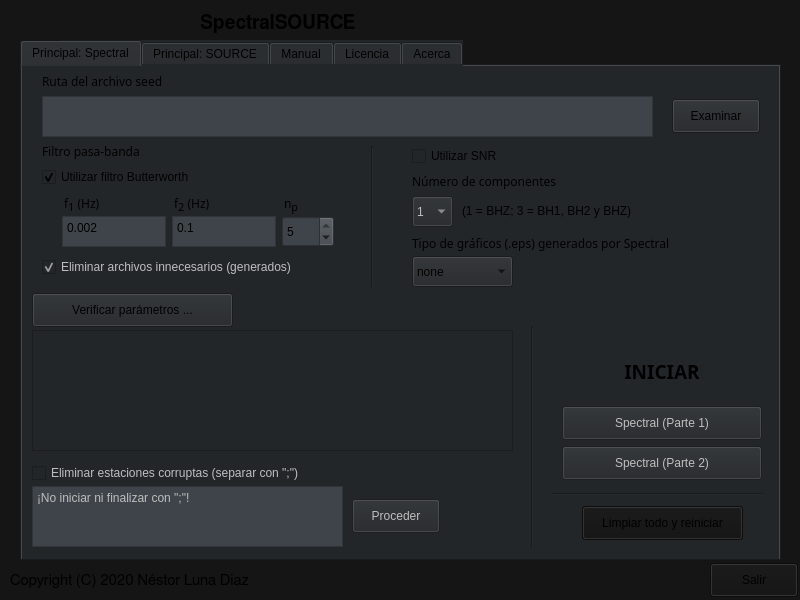
Old version of the form main.ui in the repository nestor-ld93/SpectralSOURCE.
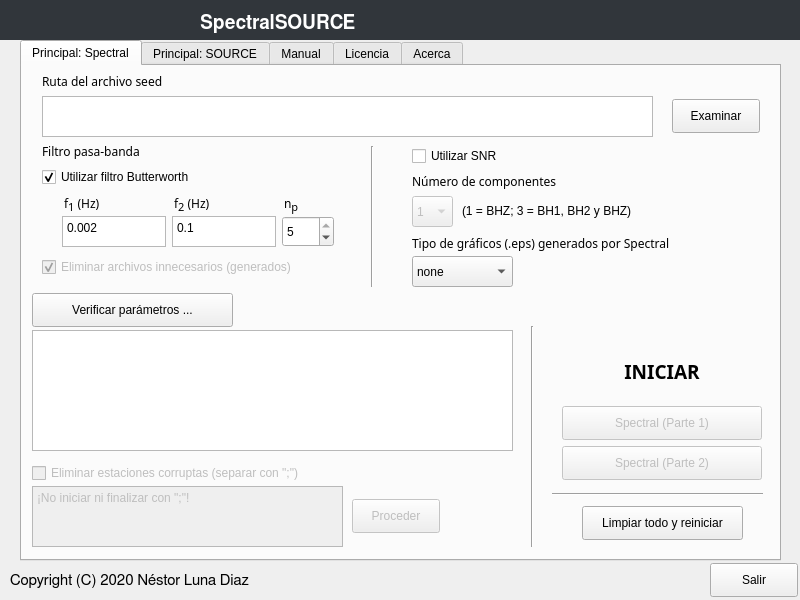
New version of the form. Icons and pictures are not drawn.

Commit message:
v1.1.1 (Corrección en el esquema de colores)
Ahora, el esquema de colores seleccionado en el sistema operativo se integra a la aplicación.

Patch:
```diff
--- a/main.ui
+++ b/main.ui
@@ -36,7 +36,7 @@
     <normaloff>:/icono/semiconductor.png</normaloff>:/icono/semiconductor.png</iconset>
   </property>
   <property name="styleSheet">
-   <string notr="true">background-color: rgb(21, 21, 21);</string>
+   <string notr="true"/>
   </property>
   <property name="unifiedTitleAndToolBarOnMac">
    <bool>false</bool>
@@ -66,7 +66,7 @@
      <string notr="true">background-color: transparent;</string>
     </property>
     <property name="text">
-     <string>&lt;html&gt;&lt;head/&gt;&lt;body&gt;&lt;p&gt;&lt;span style=&quot; font-size:14pt;&quot;&gt;SpectralSOURCE&lt;/span&gt;&lt;/p&gt;&lt;/body&gt;&lt;/html&gt;</string>
+     <string>&lt;html&gt;&lt;head/&gt;&lt;body&gt;&lt;p&gt;&lt;span style=&quot; font-size:14pt; color:#ffffff;&quot;&gt;SpectralSOURCE&lt;/span&gt;&lt;/p&gt;&lt;/body&gt;&lt;/html&gt;</string>
     </property>
    </widget>
    <widget class="QLabel" name="Fondo">
@@ -74,7 +74,7 @@
      <rect>
       <x>0</x>
       <y>44</y>
-      <width>801</width>
+      <width>800</width>
       <height>521</height>
      </rect>
     </property>
@@ -95,7 +95,7 @@
      </rect>
     </property>
     <property name="styleSheet">
-     <string notr="true">background-color: rgb(18, 18, 18);</string>
+     <string notr="true"/>
     </property>
     <property name="text">
      <string>Salir</string>
@@ -167,7 +167,7 @@
      </rect>
     </property>
     <property name="styleSheet">
-     <string notr="true">background-color: rgb(35, 38, 41);</string>
+     <string notr="true"/>
     </property>
     <property name="currentIndex">
      <number>0</number>
@@ -244,7 +244,7 @@
        </rect>
       </property>
       <property name="styleSheet">
-       <string notr="true">background-color: rgb(63, 68, 74);</string>
+       <string notr="true"/>
       </property>
       <property name="maximum">
        <number>5</number>
@@ -343,7 +343,7 @@
        </rect>
       </property>
       <property name="styleSheet">
-       <string notr="true">background-color: rgb(63, 68, 74);</string>
+       <string notr="true"/>
       </property>
       <property name="plainText">
        <string>0.002</string>
@@ -362,7 +362,7 @@
        </rect>
       </property>
       <property name="styleSheet">
-       <string notr="true">background-color: rgb(63, 68, 74);</string>
+       <string notr="true"/>
       </property>
       <property name="plainText">
        <string>0.1</string>
@@ -582,7 +582,7 @@
        </rect>
       </property>
       <property name="styleSheet">
-       <string notr="true">background-color: rgb(63, 68, 74);</string>
+       <string notr="true"/>
       </property>
      </widget>
      <widget class="QComboBox" name="combo_comp">
@@ -647,7 +647,7 @@
        </rect>
       </property>
       <property name="styleSheet">
-       <string notr="true">background-color: rgb(63, 68, 74);</string>
+       <string notr="true"/>
       </property>
       <property name="plainText">
        <string>¡No iniciar ni finalizar con &quot;;&quot;!</string>
@@ -704,7 +704,7 @@
        </rect>
       </property>
       <property name="styleSheet">
-       <string notr="true">background-color: rgb(18, 18, 18);</string>
+       <string notr="true"/>
       </property>
       <property name="text">
        <string>Limpiar todo y reiniciar</string>
@@ -1923,6 +1923,23 @@
      </widget>
     </widget>
    </widget>
+   <widget class="QLabel" name="Fondo_2">
+    <property name="geometry">
+     <rect>
+      <x>0</x>
+      <y>0</y>
+      <width>800</width>
+      <height>40</height>
+     </rect>
+    </property>
+    <property name="styleSheet">
+     <string notr="true">background-color: rgb(49, 54, 59);</string>
+    </property>
+    <property name="text">
+     <string/>
+    </property>
+   </widget>
+   <zorder>Fondo_2</zorder>
    <zorder>Fondo</zorder>
    <zorder>tabWidget</zorder>
    <zorder>Titulo_programa</zorder>
```
Left out of the diff: 10 changed lines with no effect on the pictures. The commit also changes 2 other files.
